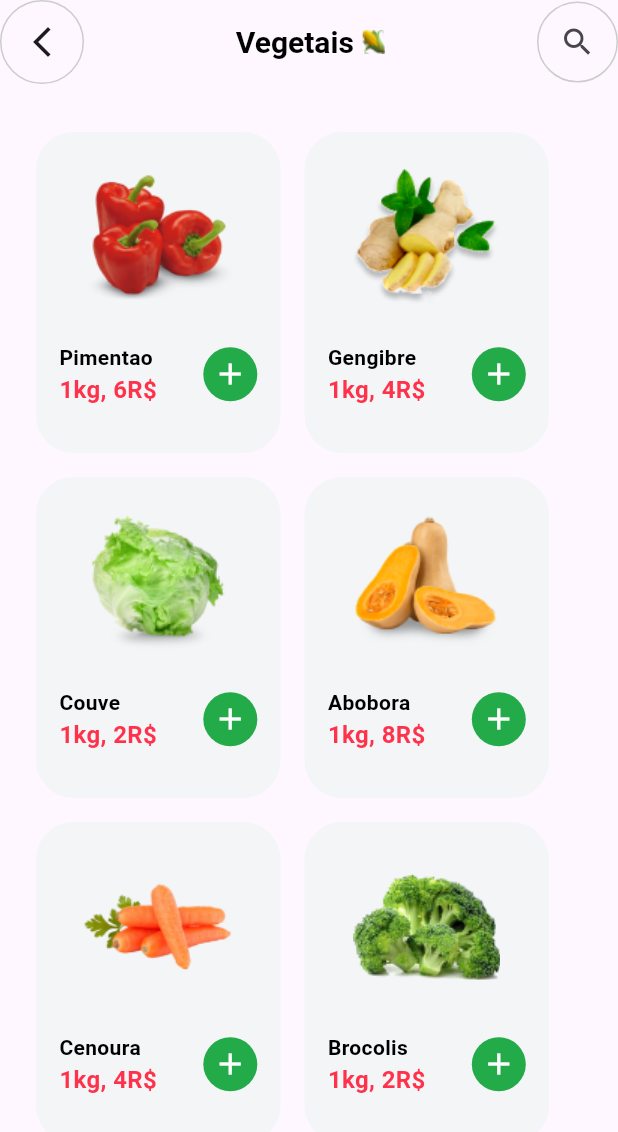
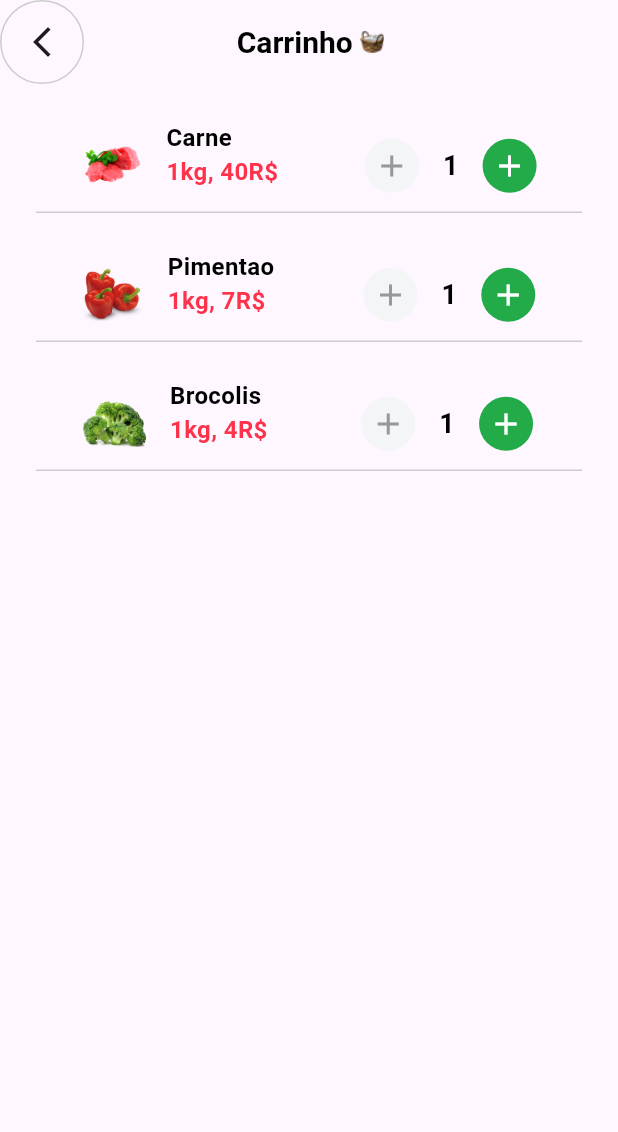
Before and after one commit to FarkoMoot/app-flutter-vegetais-delivery, a Flutter app: the screen it shows after launch, on a phone screen of 412 x 824 dp. Shown: the top 1132 px of the screen. Run offline on Flutter 3.47's test engine with Material 3 defaults, Android fonts, the light colour scheme and no system bars.

Commit message:
add screen cart

```diff
--- a/lib/main.dart
+++ b/lib/main.dart
@@ -1,13 +1,16 @@
+import 'dart:async';
 import 'dart:ui';
 
 import 'package:flutter/material.dart';
 import 'package:flutter/services.dart';
-import 'package:projeto_frutas/src/home_screen.dart';
+import 'package:projeto_frutas/src/cart_screen.dart';
 
 //Screens
 import 'package:projeto_frutas/src/splash_screen.dart';
 import 'package:projeto_frutas/src/intro_screen.dart';
 import 'package:projeto_frutas/src/login_sreen.dart';
+import 'package:projeto_frutas/src/home_screen.dart';
+import 'package:projeto_frutas/src/items_screen.dart';
 
 //Widgets
 import 'package:projeto_frutas/src/Widget/box_sell.dart';
@@ -29,120 +32,7 @@ class MyApp extends StatelessWidget {
         colorScheme: ColorScheme.fromSeed(seedColor: Colors.deepPurple),
         useMaterial3: true,
       ),
-      home: const ItemsScreen(),
+      home: const CartScreen(),
     );
   }
 }
-
-class ItemsScreen extends StatelessWidget {
-  const ItemsScreen({super.key});
-
-  @override
-  Widget build(BuildContext context){
-
-    return Scaffold(
-      appBar: AppBar(
-        leading: Container(
-          margin: EdgeInsets.fromLTRB(0, 0, 0, 0),
-          height: 44,
-          width: 68,
-          decoration: BoxDecoration(
-            borderRadius: BorderRadius.circular(30),
-            border: Border.all(width: 1, color: Color(0xffcccccc)),
-          ),
-          child: Icon(
-            Icons.arrow_back_ios_new,
-          ),
-        ),
-        title: Row(
-          mainAxisSize: MainAxisSize.max,
-          mainAxisAlignment: MainAxisAlignment.center,
-          children: [
-            Text(
-              'Vegetais ',
-              style: TextStyle(
-                fontSize: 20,
-                fontWeight: FontWeight.bold,
-                color: Colors.black,
-              ),
-            ),
-            Image(
-              width: 16,
-              height: 16,
-              image: AssetImage('images/milho.png'),
-            ),
-          ],
-        ),
-        actions: [
-          Container(
-            height: 54,
-            width: 54,
-            decoration: BoxDecoration(
-              borderRadius: BorderRadius.circular(30),
-              border: Border.all(width: 1, color: Color(0xffcccccc)),
-            ),
-            child: Icon(
-              Icons.search
-            ),
-          )
-        ],
-      ),
-      body: Padding(
-        padding: EdgeInsets.fromLTRB(24, 32, 24, 0),
-        child: Column(
-          children: [
-            Row(
-              children: [
-                BoxSell(
-                  product: 'Pimentao',
-                  price: '6',
-                  img: AssetImage('images/box_sell/pimentao.png'),
-                ),
-                SizedBox(width: 16,),
-                BoxSell(
-                  product: 'Gengibre',
-                  price: '4',
-                  img: AssetImage('images/box_sell/gengibre.png'),
-                ),
-              ]
-            ),
-            SizedBox(height: 16,),
-            Row(
-              children: [
-                BoxSell(
-                  product: 'Couve',
-                  price: '2',
-                  img: AssetImage('images/box_sell/couve.png'),
-                ),
-                SizedBox(width: 16,),
-                BoxSell(
-                  product: 'Abobora',
-                  price: '8',
-                  img: AssetImage('images/box_sell/abobora.png'),
-                ),
-              ]
-            ),
-            SizedBox(height: 16,),
-            Row(
-              children: [
-                BoxSell(
-                  product: 'Cenoura',
-                  price: '4',
-                  img: AssetImage('images/box_sell/cenoura.png'),
-                ),
-                SizedBox(width: 16,),
-                BoxSell(
-                  product: 'Brocolis',
-                  price: '2',
-                  img: AssetImage('images/box_sell/brocolis.png'),
-                ),
-              ]
-            ),
-            SizedBox(height: 16,),
-
-          ],
-        ),
-      ),
-    );
-  }
-}
--- /dev/null
+++ b/lib/src/cart_screen.dart
@@ -0,0 +1,200 @@
+import 'package:flutter/material.dart';
+
+
+class CartScreen extends  StatelessWidget {
+  const CartScreen({super.key});
+
+  @override
+  Widget build(BuildContext context) {
+    return Scaffold(
+      appBar: AppBar(
+        leading: Container(
+          margin: EdgeInsets.fromLTRB(0, 0, 0, 0),
+          height: 44,
+          width: 68,
+          decoration: BoxDecoration(
+            borderRadius: BorderRadius.circular(30),
+            border: Border.all(width: 1, color: Color(0xffcccccc)),
+          ),
+          child: Icon(
+            Icons.arrow_back_ios_new,
+          ),
+        ),
+        title: Row(
+          mainAxisSize: MainAxisSize.max,
+          mainAxisAlignment: MainAxisAlignment.center,
+          children: [
+            Text(
+              'Carrinho ',
+              style: TextStyle(
+                fontSize: 20,
+                fontWeight: FontWeight.bold,
+                color: Colors.black,
+              ),
+            ),
+            Image(
+              width: 16,
+              height: 16,
+              image: AssetImage('images/carrinho.png'),
+            ),
+          ],
+        ),
+        actions: [
+          Container(
+            height: 54,
+            width: 54,
+            decoration: BoxDecoration(
+              color: Colors.transparent,
+            ),
+            child: Icon(
+              Icons.search,
+              color: Colors.transparent,
+            ),
+          )
+        ],
+      ),
+      body: Padding(
+        padding: EdgeInsets.fromLTRB(24, 0, 24, 0),
+        child: Column(
+          children: [
+            RowBoxSell(
+              img: AssetImage('images/box_sell/carne.png'),
+              price: '40',
+              product: 'Carne',
+            ),
+            RowBoxSell(
+              img: AssetImage('images/box_sell/pimentao.png'),
+              price: '7',
+              product: 'Pimentao',
+            ),
+            RowBoxSell(
+              img: AssetImage('images/box_sell/brocolis.png'),
+              price: '4',
+              product: 'Brocolis',
+            ),
+          ]
+        ),
+      ),
+    );
+  }
+}
+
+class RowBoxSell extends StatelessWidget {
+  const RowBoxSell({
+    super.key,
+    required this.product,
+    required this.price,
+    required this.img,
+  });
+
+  final String product;
+  final String price;
+  final AssetImage img;
+
+  @override
+  Widget build(BuildContext  context){
+
+    return Container( // Widget que sera externalizado
+
+      margin: EdgeInsets.fromLTRB(0, 24, 0, 0),
+      width: 390,
+      height: 62,
+      decoration: BoxDecoration(
+        border: Border(
+          bottom: BorderSide(
+            width: 1,
+            color: Color(0xffcccccc),
+
+          ),
+        ),
+      ),
+      child:
+        Row(
+          mainAxisSize: MainAxisSize.max,
+          mainAxisAlignment: MainAxisAlignment.spaceAround,
+          children:[
+            Container(
+              child: Row(
+                children:[
+                  Image(
+                    image: img,
+                    width: 42,
+                    height: 42,
+                  ),
+                  SizedBox(width: 16,),
+
+                  Container(
+                    child: Column(
+                      crossAxisAlignment: CrossAxisAlignment.start,
+                      children: [
+                          Text(
+                            product,
+                            style: const TextStyle(
+                              fontSize: 16,
+                              fontWeight: FontWeight.bold,
+                              color: Colors.black,
+                            ),
+                          ),
+                          Text(
+                            '1kg, ${price}R\$',
+                            style: const TextStyle(
+                              fontSize: 16,
+                              fontWeight: FontWeight.bold,
+                              color: Color(0xffFF324B),
+                            ),
+                          ),
+                        ],
+                    ),
+                  ),
+                ]
+              ),
+            ),
+
+            Container(
+              width: 116,
+              child: Row(
+                children: [
+                  Container(
+                    width: 36,
+                    height: 36,
+                    decoration: BoxDecoration(
+                      borderRadius: BorderRadius.circular(25),
+                      color: Color(0xffF3F5F7),
+                    ),
+                    child: Icon(
+                      Icons.add,
+                      color: Color(0xff979899),
+                    ),
+                  ),
+                  SizedBox(width: 16,),
+                  Container(
+                    child: Text(
+                      '1',
+                      style: const TextStyle(
+                        fontSize: 18,
+                        fontWeight: FontWeight.bold,
+                        color: Colors.black,
+                      ),
+                    ),
+                  ),
+                  SizedBox(width: 16,),
+                  Container(
+                    width: 36,
+                    height: 36,
+                    decoration: BoxDecoration(
+                      borderRadius: BorderRadius.circular(25),
+                      color: Color(0xff23AA49),
+                    ),
+                    child: Icon(
+                      Icons.add,
+                      color: Color(0xffffffff),
+                    ),
+                  )
+                ],
+              ),
+            ),
+          ],
+        )
+    ); // Widget que sera externalizado
+  }
+}
--- a/pubspec.yaml
+++ b/pubspec.yaml
@@ -70,6 +70,7 @@ flutter:
     - images/milho.png
     - images/imgIntroScreen.png
     - images/imgIntroScreen1.png
+    - images/carrinho.png
     - images/home_screen/image_container1.png
     - images/home_screen/people.png
     - images/home_screen/face.png
```
Also changed, not shown: lib/src/items_screen.dart (added, +115 -0 lines), images/carrinho.png (added).
